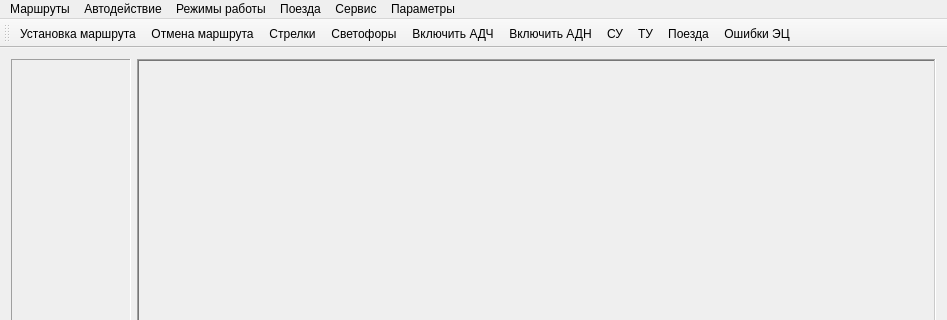
First picture: the form in monitor/mainwindow.ui, repository eugene-pa/armdncqt, before the edit; both pictures show x 0 to 947 and y 0 to 320 of the 947 by 595 pixel window.
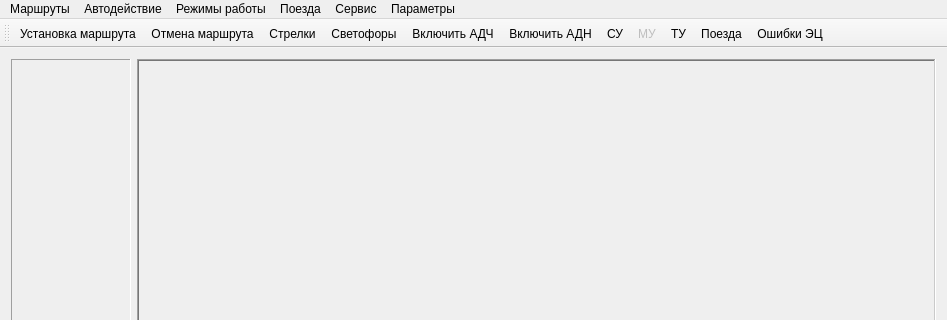
Second picture: the form after the edit. Icons and pictures are not drawn.

Diff of the .ui file:
```diff
--- a/monitor/mainwindow.ui
+++ b/monitor/mainwindow.ui
@@ -181,7 +181,7 @@
    <addaction name="action_Adch"/>
    <addaction name="action_adn"/>
    <addaction name="action_su"/>
-   <addaction name="action_МУ"/>
+   <addaction name="action_mu"/>
    <addaction name="action_tu"/>
    <addaction name="action_trains"/>
    <addaction name="action_errors"/>
@@ -320,10 +320,13 @@
     <string>F7</string>
    </property>
   </action>
-  <action name="action_МУ">
+  <action name="action_mu">
    <property name="checkable">
     <bool>true</bool>
    </property>
+   <property name="enabled">
+    <bool>false</bool>
+   </property>
    <property name="icon">
     <iconset resource="images.qrc">
      <normaloff>:/icons/images/f8_.png</normaloff>
```
Left out of the diff: 15 changed lines with no effect on the pictures.
